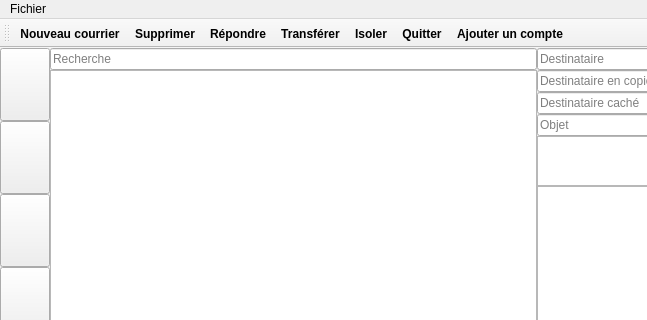
Before: the Qt Designer form src/gui/gen/gui_mailbox.ui in asm99/muami, drawn with Qt 5; both pictures show x 0 to 647 and y 0 to 320 of the 1024 by 728 pixel window.
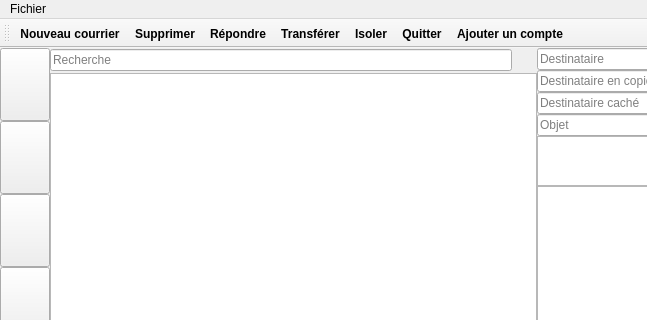
After: the same form once the commit is applied. Icons and pictures are not drawn.

Commit message: Spinner added, view modified

Diff of the .ui file:
```diff
--- a/src/gui/gen/gui_mailbox.ui
+++ b/src/gui/gen/gui_mailbox.ui
@@ -503,6 +503,28 @@
                   </property>
                  </widget>
                 </item>
+                <item>
+                 <widget class="QLabel" name="spinner">
+                  <property name="minimumSize">
+                   <size>
+                    <width>25</width>
+                    <height>25</height>
+                   </size>
+                  </property>
+                  <property name="maximumSize">
+                   <size>
+                    <width>25</width>
+                    <height>25</height>
+                   </size>
+                  </property>
+                  <property name="text">
+                   <string/>
+                  </property>
+                  <property name="scaledContents">
+                   <bool>true</bool>
+                  </property>
+                 </widget>
+                </item>
                </layout>
               </item>
               <item>
```
The commit also changes 10 other files.
